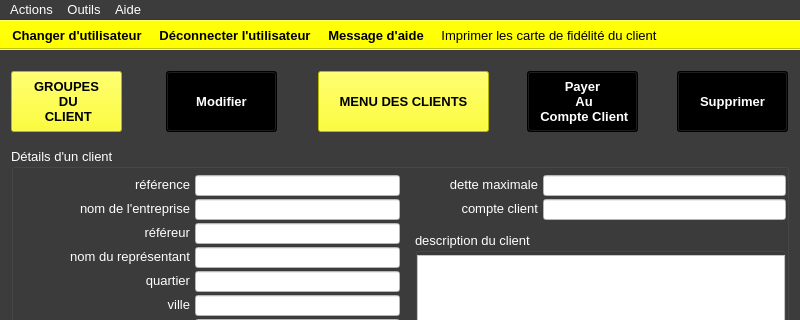
Qt form ui/crm/details/yeroth-erp-clients-detail-window.ui (xnoumbissinoundou/yeroth-erp-3.0) before a commit; both pictures show x 0 to 800 and y 0 to 320 of the 800 by 600 pixel window.
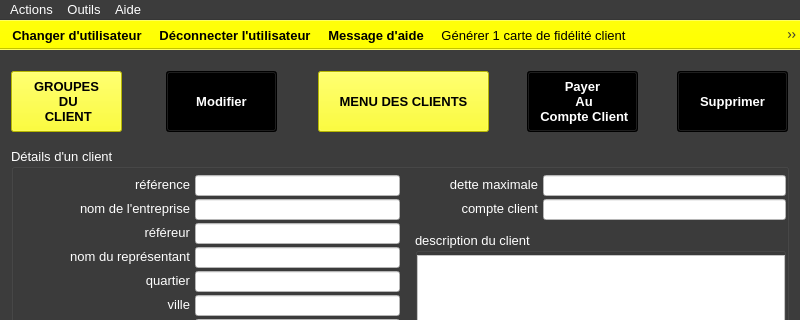
The same form after that commit. Icons and pictures are not drawn. Custom widgets are drawn as their Qt base class.

What changed in the file:
```diff
--- a/ui/crm/details/yeroth-erp-clients-detail-window.ui
+++ b/ui/crm/details/yeroth-erp-clients-detail-window.ui
@@ -13279,6 +13279,7 @@
    <addaction name="actionChanger_utilisateur"/>
    <addaction name="actionDeconnecter_utilisateur"/>
    <addaction name="actionAppeler_aide"/>
+   <addaction name="actionGenererCARTE_DE_FIDELITE_ClIENTS"/>
    <addaction name="actionAfficherPDF"/>
   </widget>
   <action name="actionA_propos">
@@ -13458,6 +13459,24 @@
     <string>Supprimer ce compte client</string>
    </property>
   </action>
+  <action name="actionGenererCARTE_DE_FIDELITE_ClIENTS">
+   <property name="icon">
+    <iconset>
+     <normalon>:/yeroth-erp-3-0-images/yeroth-erp-3-0-generate-client-royalty-card.png</normalon>
+    </iconset>
+   </property>
+   <property name="text">
+    <string>Générer 1 carte de fidélité client</string>
+   </property>
+   <property name="toolTip">
+    <string>Générer 1 carte de fidélité client</string>
+   </property>
+   <property name="font">
+    <font>
+     <pointsize>10</pointsize>
+    </font>
+   </property>
+  </action>
  </widget>
  <customwidgets>
   <customwidget>
```
Left out of the diff: 2 changed lines with no effect on the pictures.
